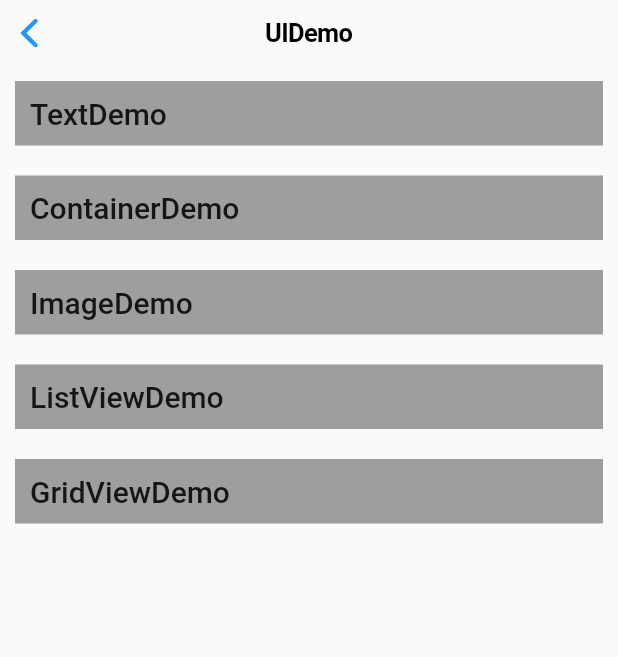
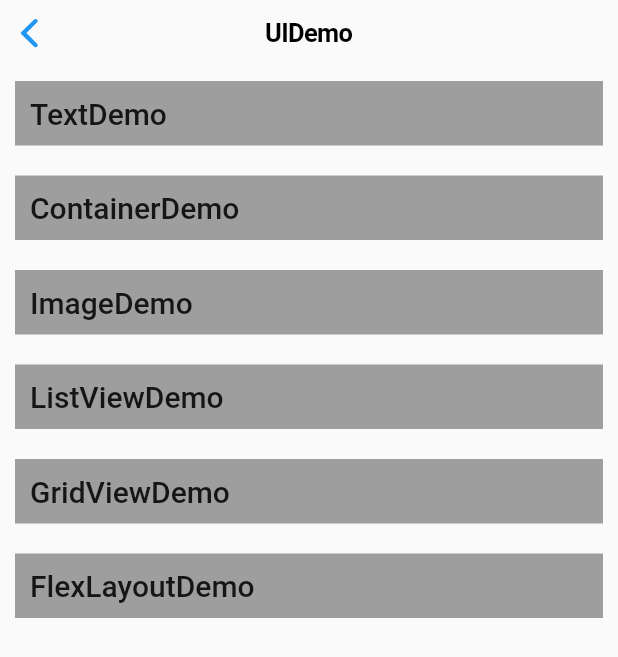
Before and after one commit to huangMingHua/flutter_study, a Flutter app: the UIDemoList screen opened directly, on a phone screen of 412 x 824 dp. Shown: the top 657 px of the screen. Run offline on Flutter 3.47's test engine with Material 2 defaults, Android fonts, the phone set to English and light mode, and no system bars.

Commit message:
no message

```diff
--- a/lib/pages/uiDemo/uiDemoList.dart
+++ b/lib/pages/uiDemo/uiDemoList.dart
@@ -5,7 +5,7 @@ import '2ContainerDemo.dart';
 import '3ImageDemo.dart';
 import '4ListViewDemo.dart';
 import '6GridViewDemo.dart';
-
+import '7FlexLayoutDemo.dart';
 class CellItem{
   String name;
   WidgetBuilder builder;
@@ -16,7 +16,10 @@ final dataList  = [
   CellItem('ContainerDemo',(context)=>ContainerDemo()),
   CellItem('ImageDemo',(context)=>ImageDemo()),
   CellItem('ListViewDemo',(context)=>ListViewDemo()),
-  CellItem('GridViewDemo', (context)=>GridViewDemo())
+  CellItem('GridViewDemo', (context)=>GridViewDemo()),
+  CellItem('FlexLayoutDemo', (context)=>FlexLayoutDemo()),
+
+
 ];
 
 class UIDemoList extends StatelessWidget{
```
Also changed, not shown: lib/pages/uiDemo/7FlexLayoutDemo.dart (added, +15 -0 lines), pubspec.lock, 2 other files.
